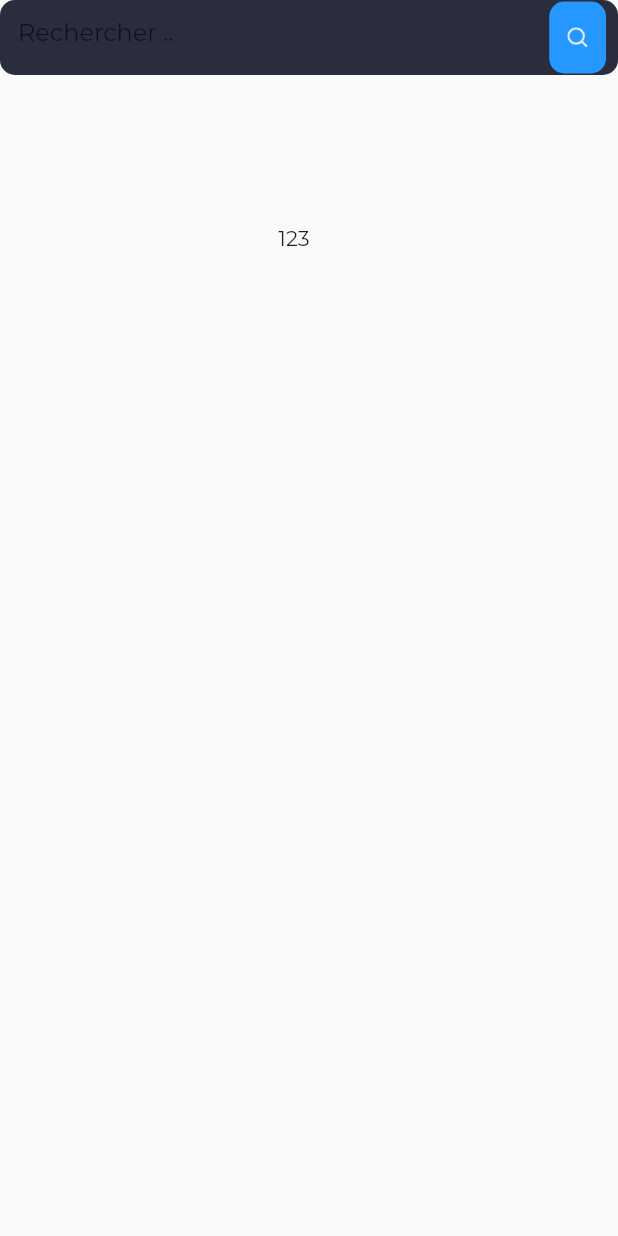
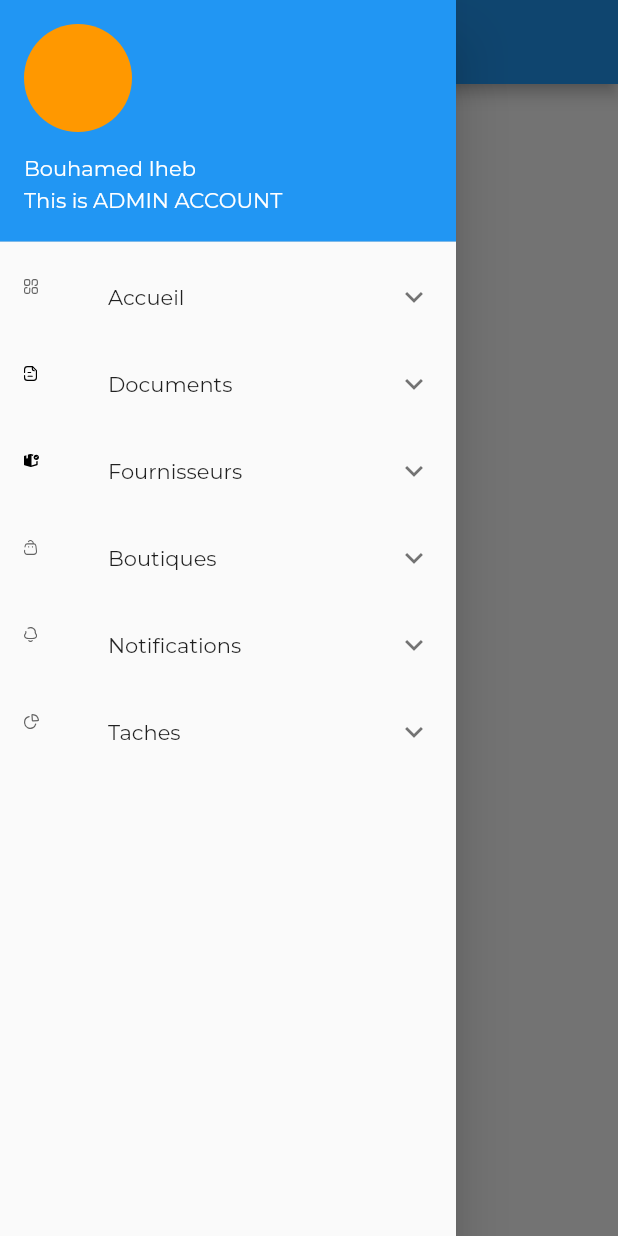
Before and after one commit to Bouhamediheb/PFE_FlutterFrontEnd_LaravelBackEnd_POS, a Flutter app: the screen it shows after launch, with the side drawer open (before the commit the screen has no drawer), on a phone screen of 412 x 824 dp. Run offline on Flutter 3.47's test engine with Material 2 defaults, Android fonts, the light colour scheme and no system bars; our stand-ins replace flutter_svg.

Commit message:
Fix Drawer pour mobile et pour tablet via nouveau composant/component.

```diff
--- a/pos_frontend/lib/HomeScreen.dart
+++ b/pos_frontend/lib/HomeScreen.dart
@@ -9,6 +9,7 @@ import 'package:flutter_svg/flutter_svg.dart';
 import 'package:pos_frontend/screens/accueil.dart';
 import 'package:pos_frontend/screens/ajoutFournisseur.dart';
 import './components/side_menu.dart';
+import 'components/side_menu_mobile.dart';
 import 'components/topBar.dart';
 import 'Responsive.dart';
 
@@ -29,16 +30,39 @@ class _HomeScreenState extends State<HomeScreen> {
         child: Row(
           crossAxisAlignment: CrossAxisAlignment.start,
           children: [
+            //Desktop View
+           if(Responsive.isDesktop(context))
+               Column(
+                 children: [
+                   Expanded(
+                     flex: 2,
+                     child: SideMenu(),
+                   ),
 
-           if(Responsive.isDesktop(context))
-               Expanded(
-                 flex: 1,
-                 child: SideMenu(),
+                 ],
                ),
+            //Tablet View
+            if(Responsive.isTablet(context))
+              Column(
+                children: [
+                  Expanded(
+                    flex: 2,
+                    child: SideMenu(),
+                  ),
 
-            if(Responsive.isDesktop(context)||Responsive.isMobile(context)||Responsive.isTablet(context))
+                ],
+              ),
+          // Mobile View
+            if(Responsive.isMobile(context))
               Expanded(
-              flex:5,
+                flex: 2,
+                child: side_menu_mobile (),
+              ),
+          ],
+        ),
+
+            /*  Expanded(
+              flex:10,
               child: Column(
                 children:[
               SizedBox(
@@ -54,9 +78,8 @@ class _HomeScreenState extends State<HomeScreen> {
               )
   ]
               ),
-            )
-          ],
-        ),
+            )*/
+
       )
     );
   }
--- a/pos_frontend/lib/components/side_menu.dart
+++ b/pos_frontend/lib/components/side_menu.dart
@@ -173,19 +173,6 @@ class DrawerListTile extends StatelessWidget {
       ],
     );
 
-     /*ListTile(
-      onTap:press,
-      horizontalTitleGap: 0.0,
-      leading: SvgPicture.asset(
-        svgSrc,
-        color: Colors.black,
-        height:16,
-      ),
-      title:Text(
-        title,
-        style: TextStyle(color: Colors.black),
-      ),
-      trailing: Icon(Icons.arrow_drop_down,size:15),
-    );*/
+
   }
 }
--- /dev/null
+++ b/pos_frontend/lib/components/side_menu_mobile.dart
@@ -0,0 +1,161 @@
+import 'package:flutter/material.dart';
+import 'package:flutter_svg/svg.dart';
+
+import '../HomeScreen.dart';
+import '../screens/ajoutDocument.dart';
+import '../screens/ajoutFournisseur.dart';
+class side_menu_mobile extends StatefulWidget {
+
+  @override
+  State<side_menu_mobile> createState() => _side_menu_mobileState();
+}
+
+class _side_menu_mobileState extends State<side_menu_mobile> {
+  @override
+  Widget build(BuildContext context) {
+    return Scaffold(
+      appBar: AppBar(),
+
+      drawer: Drawer(
+        child: ListView(
+          // Important: Remove any padding from the ListView.
+          padding: EdgeInsets.zero,
+          children: <Widget>[
+            UserAccountsDrawerHeader(
+              accountName: Text("Bouhamed Iheb"),
+              accountEmail: Text("This is ADMIN ACCOUNT"),
+              currentAccountPicture: CircleAvatar(
+                backgroundColor: Colors.orange,
+                child: Text(
+                  "",
+                  style: TextStyle(fontSize: 40.0),
+                ),
+              ),
+            ),
+      DrawerListTileMobile(title:"Accueil",svgSrc: "assets/icons/menu_dashbord.svg",subTitle1: 'SubMenu-Accueil 1',subTitle2:'SubMenu-Accueil 1',subTitle3: 'SubMenu-Accueil 1',
+        press1:() {
+          // TODO: Submenu1 mte3 accueil chnou bech y7el f espace eli b janb menu
+        },
+        press2:() {
+          // TODO: Submenu2 mte3 accueil chnou bech y7el f espace eli b janb menu
+
+        },
+        press3:() {
+          // TODO: Submenu3 mte3 accueil chnou bech y7el f espace eli b janb menu
+
+        },
+      ),
+            DrawerListTileMobile(title:"Documents",svgSrc: "assets/icons/menu_doc.svg",subTitle1: 'Liste Des Documents',subTitle2:'Ajouter Un Document',subTitle3: 'Supprimer Un Document',
+              press1:() {
+                // TODO : Widget mte3 fetch all documents
+              },
+              press2:() {
+                Navigator.push(
+                    context,
+                    MaterialPageRoute(builder: (context) => HomeScreen((ajoutDocument()))));
+              },
+              press3:() {
+
+              },
+            ),
+            DrawerListTileMobile(title:"Fournisseurs",svgSrc: "assets/icons/menu_supplier.svg",subTitle1: 'Liste Des Fournisseurs',subTitle2:'Ajouter Un Fournisseur',subTitle3: 'Supprimer Un Fournisseur',
+              press1:() {
+                //TODO: Widget mte3 fetch all fournisseurs
+              },
+              press2:() {
+                Navigator.push(
+                    context,
+                    MaterialPageRoute(builder: (context) => HomeScreen((ajoutFournisseur()))));
+              },
+              press3:() {
+              },
+            ),
+            DrawerListTileMobile(title:"Boutiques",svgSrc: "assets/icons/menu_store.svg",subTitle1: 'Liste Des Boutiques(Filiales)',subTitle2:'Ajouter Une Boutique',subTitle3: 'Supprimer Une Boutique',
+              press1:() {
+              },
+              press2:() {
+              },
+              press3:() {
+              },
+            ),
+            DrawerListTileMobile(title:"Notifications",svgSrc: "assets/icons/menu_notification.svg",subTitle1: 'Notifications de la Centrale',subTitle2:'Notifications Personelles',subTitle3: 'Notifications Application',
+              press1:() {
+              },
+              press2:() {
+              },
+              press3:() {
+              },
+            ),
+            DrawerListTileMobile(title:"Taches",svgSrc: "assets/icons/menu_task.svg",subTitle1: 'xxxxx',subTitle2:'xxxxx',subTitle3: 'xxxxx',
+              press1:() {
+              },
+              press2:() {
+              },
+              press3:() {
+              },
+            ),
+
+          ],
+        ),
+      ),
+    );
+  }
+}
+
+class DrawerListTileMobile extends StatelessWidget {
+  const DrawerListTileMobile({
+    Key key, @required this.title,@required this.svgSrc,@required this.press1,@required this.press2,@required this.press3,@required this.subTitle1,@required this.subTitle2,@required this.subTitle3
+  }) : super(key: key);
+  final String title,svgSrc,subTitle1,subTitle2,subTitle3;
+  final VoidCallback press1,press2,press3;
+
+  @override
+  Widget build(BuildContext context) {
+    return ExpansionTile(
+      leading: SvgPicture.asset(
+        svgSrc,
+        color: Colors.black,
+        height:10,
+      ),
+      title: Text(title),
+      children: [
+          ListTile(
+            contentPadding: EdgeInsets.only(left:30),
+            onTap: press1,
+            horizontalTitleGap: 0.0,
+            leading: Icon(Icons.arrow_right_rounded,color:Colors.black),
+            title:Text(
+              subTitle1,
+              style: TextStyle(color: Colors.black,
+                  fontSize: 15),
+            ),
+
+          ),
+        ListTile(
+          contentPadding: EdgeInsets.only(left:30),
+          onTap: press2,
+          horizontalTitleGap: 0.0,
+          leading: Icon(Icons.arrow_right_rounded,color:Colors.black),
+          title:Text(
+            subTitle2,
+            style: TextStyle(color: Colors.black,
+                fontSize: 15),
+          ),
+
+        ),
+        ListTile(
+          contentPadding: EdgeInsets.only(left:30),
+          onTap: press3,
+          horizontalTitleGap: 0.0,
+          leading: Icon(Icons.arrow_right_rounded,color:Colors.black),
+          title:Text(
+            subTitle3,
+            style: TextStyle(color: Colors.black,
+                fontSize: 15),
+          ),
+
+        ),
+      ]
+    );
+  }
+}
```
